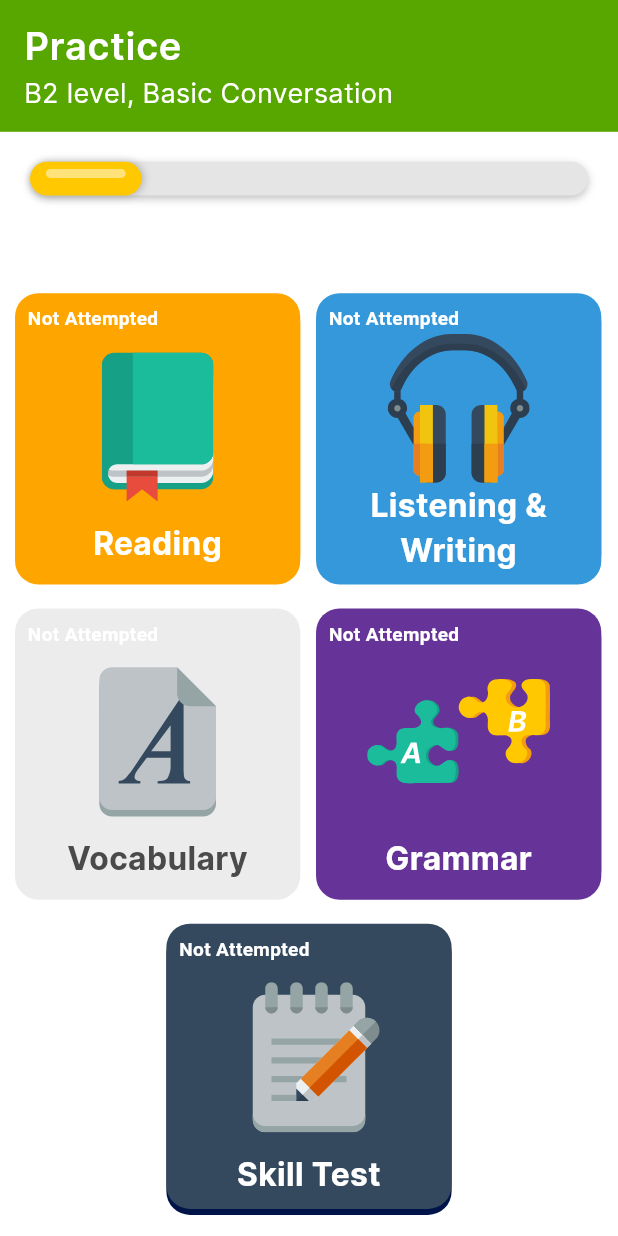
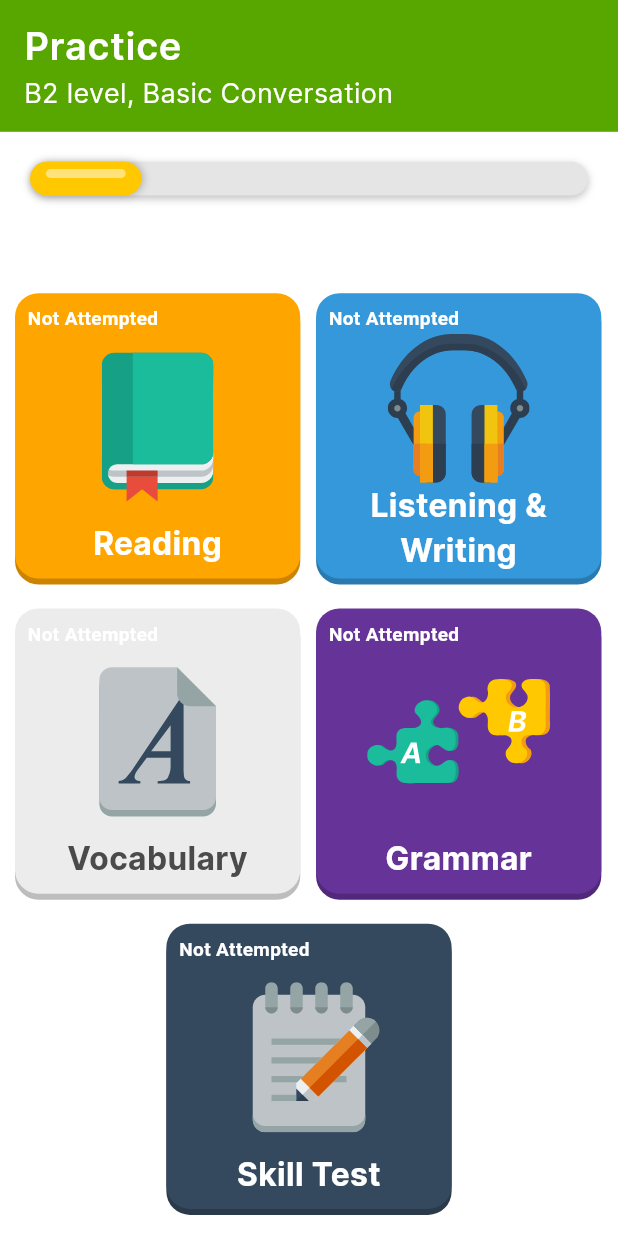
Before and after one commit to bigb45/az-english, a Flutter app: the screen it shows after launch, on a phone screen of 412 x 824 dp. Run offline on Flutter 3.47's test engine with Material 3 defaults, Android fonts, the phone set to English and light mode, and no system bars; our stand-ins replace easy_localization, firebase_core, flutter_screenutil, flutter_svg, flutter_tts, routemaster; missing offline and left inert: flutter_statusbarcolor_ns; accounts and stored records are empty; generated files the repository leaves out were written again.

Commit message:
fix: infer exercise shadow color automatically from background color

```diff
--- a/lib/features/sections/practice_screen.dart
+++ b/lib/features/sections/practice_screen.dart
@@ -118,6 +118,7 @@ class _PracticeScreenState extends State<PracticeScreen> {
                   mainAxisAlignment: MainAxisAlignment.center,
                   children: [
                     _buildCard(
+                      backgroundColor: const Color(0xFF34495E),
                       headerText: AppStrings.skillTestSectionCardTitle,
                       cardText:
                           "learn common everyday expressions and simple phrases",
@@ -132,12 +133,11 @@ class _PracticeScreenState extends State<PracticeScreen> {
     );
   }
 
-// TODO ask about shadow colors for the cards
   Widget _buildCard({
     required String headerText,
     required String cardText,
+    required Color backgroundColor,
     String? imagePath,
-    Color? backgroundColor,
     bool secondaryText = false,
     Color? cardShadowColor,
   }) {
--- a/lib/main.dart
+++ b/lib/main.dart
@@ -165,6 +165,7 @@ class Components extends StatelessWidget {
                       attempted: false,
                       onPressed: () {},
                       image: null,
+                      cardBackgroundColor: const Color(0xFF34495E),
                       child: Text(
                         "Exercise Card",
                         style: TextStyle(
--- a/lib/widgets/exercise_card.dart
+++ b/lib/widgets/exercise_card.dart
@@ -9,7 +9,7 @@ class ExerciseCard extends StatefulWidget {
   final Widget child;
   final String? description;
   final String? image;
-  final Color? cardBackgroundColor;
+  final Color cardBackgroundColor;
   final Color? cardShadowColor;
   final Color? textColor;
   final bool attempted;
@@ -19,7 +19,7 @@ class ExerciseCard extends StatefulWidget {
       required this.onPressed,
       required this.child,
       required this.image,
-      this.cardBackgroundColor,
+      required this.cardBackgroundColor,
       this.cardShadowColor,
       this.textColor,
       required this.attempted,
@@ -124,7 +124,7 @@ class ExerciseCardState extends State<ExerciseCard> {
               offset: Offset(0, isPressed ? 4 : 0),
               child: Container(
                 decoration: BoxDecoration(
-                  color: widget.cardBackgroundColor ?? const Color(0xFF34495E),
+                  color: widget.cardBackgroundColor,
                   borderRadius: BorderRadius.circular(16.r),
                   boxShadow: isPressed
                       ? null
@@ -132,8 +132,7 @@ class ExerciseCardState extends State<ExerciseCard> {
                           BoxShadow(
                             color: isPressed
                                 ? Palette.secondary
-                                : widget.cardShadowColor ??
-                                    const Color(0xFF00144A),
+                                : darkenColor(widget.cardBackgroundColor, 0.2),
                             offset: const Offset(0, 4),
                             blurRadius: 0,
                           ),
@@ -199,3 +198,14 @@ class ExerciseCardState extends State<ExerciseCard> {
     );
   }
 }
+
+Color darkenColor(Color? color, double factor) {
+  assert(factor >= 0 && factor <= 1);
+  if (color == null) return const Color(0xFF000000);
+  // Calculate the new color components
+  int red = (color.red * (1 - factor)).round();
+  int green = (color.green * (1 - factor)).round();
+  int blue = (color.blue * (1 - factor)).round();
+  // Create and return the new color
+  return Color.fromARGB(color.alpha, red, green, blue);
+}
```
